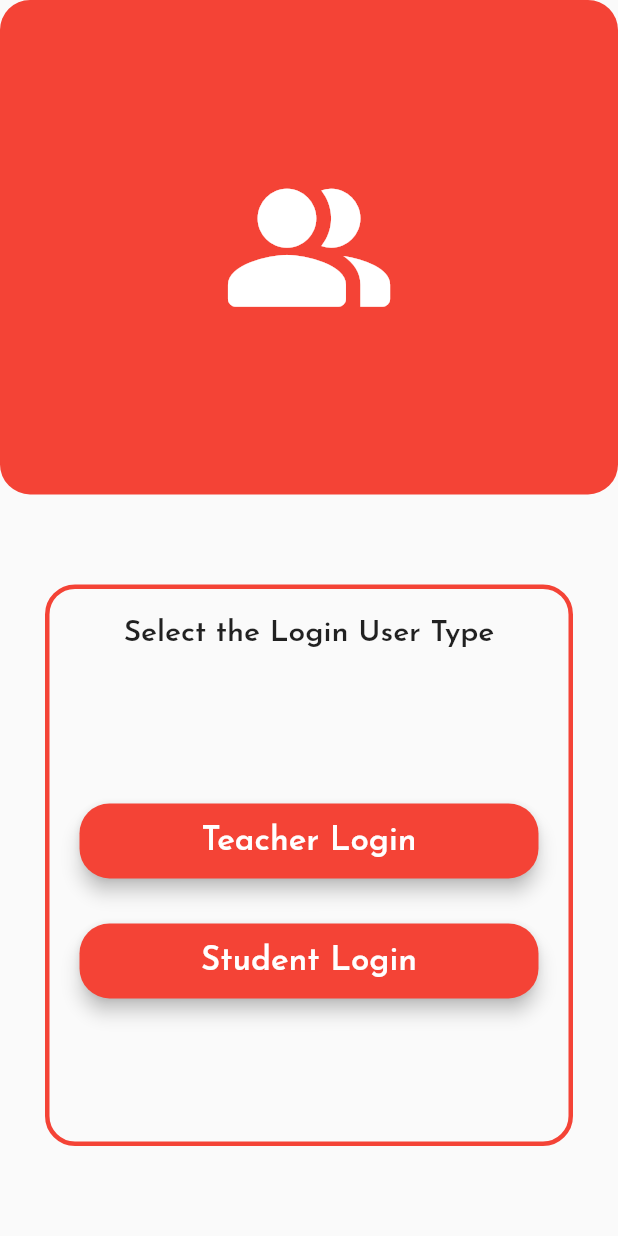
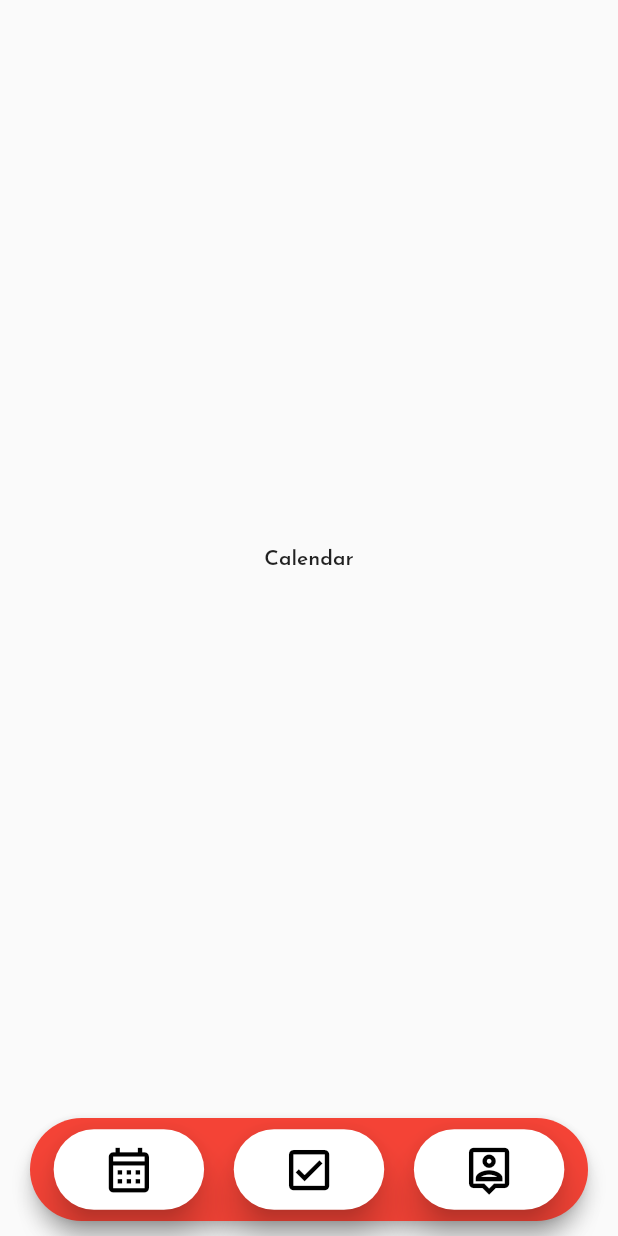
Before and after one commit to Rahul-Rasve/Attend-Check, a Flutter app: the screen it shows after launch, on a phone screen of 412 x 824 dp. Run offline on Flutter 3.47's test engine with Material 2 defaults, Android fonts, the phone set to English and light mode, and no system bars; our stand-ins replace firebase_auth, firebase_core, flutter_keyboard_visibility; accounts and stored records are empty.

Commit message:
bottom navbar done

```diff
--- a/lib/main.dart
+++ b/lib/main.dart
@@ -32,7 +32,7 @@ class MyApp extends StatelessWidget {
         fontFamily: 'JosefinSans',
         primarySwatch: Colors.red,
       ),
-      initialRoute: authPage,
+      initialRoute: homePage,
       routes: {
         homePage: (context) => HomePage(),
         loginPage: (context) => KeyboardVisibilityProvider(
--- a/lib/screens/home_view.dart
+++ b/lib/screens/home_view.dart
@@ -1,9 +1,12 @@
-// ignore_for_file: use_build_context_synchronously, prefer_const_constructors
+// ignore_for_file: use_build_context_synchronously, prefer_const_constructors, prefer_const_literals_to_create_immutables
 
-import 'package:attend_check/authentication/auth_services.dart';
+import 'nav_Items/calentar_view.dart';
 import 'package:attend_check/utilities/constants.dart';
-import 'package:attend_check/utilities/routes.dart';
+import 'package:attend_check/widgets/navbar_item.dart';
 import 'package:flutter/material.dart';
+import 'nav_Items/attend_view.dart';
+
+import 'nav_Items/profile_view.dart';
 
 class HomePage extends StatefulWidget {
   const HomePage({super.key});
@@ -13,24 +16,76 @@ class HomePage extends StatefulWidget {
 }
 
 class _HomePageState extends State<HomePage> {
+  int index = 0;
+
+  List<Widget> pages = [
+    CalendarPage(),
+    AttendancePage(),
+    ProfilePage(),
+  ];
+
   @override
   Widget build(BuildContext context) {
+    double screenHeight = MediaQuery.of(context).size.height;
+
     return Scaffold(
-      body: Center(
-        child: TextButton(
-          onPressed: () async {
-            await AuthService.firebase().logout();
-            Navigator.of(context).pushNamedAndRemoveUntil(
-              (!isTeacher && !isStudent) ? userType : loginPage,
-              (route) => false,
-            );
-          },
-          style: buttonStyle(),
-          child: Text(
-            'logout',
-            style: TextStyle(
-              color: Colors.white,
-            ),
+      body: pages[index],
+      //bottom navbar
+      bottomNavigationBar: Card(
+        elevation: 5.0,
+        margin: EdgeInsets.only(
+          left: 20.0,
+          right: 20.0,
+          bottom: 10.0,
+        ),
+        color: primary,
+        shape:
+            RoundedRectangleBorder(borderRadius: BorderRadius.circular(40.0)),
+        child: SizedBox(
+          height: screenHeight / 12,
+          child: Row(
+            mainAxisAlignment: MainAxisAlignment.spaceEvenly,
+            children: [
+              BottomNavItem(
+                iconData: Icons.calendar_month_outlined,
+                onPressed: () {
+                  setState(() {
+                    index = 0;
+                    isCalendarSelected = true;
+
+                    isAttendanceSelected = false;
+                    isProfileSelected = false;
+                  });
+                },
+                isSelected: isCalendarSelected,
+              ),
+              BottomNavItem(
+                iconData: Icons.check_box_outlined,
+                onPressed: () {
+                  setState(() {
+                    index = 1;
+                    isAttendanceSelected = true;
+
+                    isCalendarSelected = false;
+                    isProfileSelected = false;
+                  });
+                },
+                isSelected: isAttendanceSelected,
+              ),
+              BottomNavItem(
+                iconData: Icons.person_pin_outlined,
+                onPressed: () {
+                  setState(() {
+                    index = 2;
+                    isProfileSelected = true;
+
+                    isCalendarSelected = false;
+                    isAttendanceSelected = false;
+                  });
+                },
+                isSelected: isProfileSelected,
+              ),
+            ],
           ),
         ),
       ),
--- a/lib/screens/login_view.dart
+++ b/lib/screens/login_view.dart
@@ -61,7 +61,7 @@ class _LoginViewState extends State<LoginView> {
                   child: Center(
                     child: Icon(
                       Icons.person_pin_rounded,
-                      color: Colors.white,
+                      color: secondary,
                       size: screenHeight / 7,
                     ),
                   ),
@@ -156,7 +156,7 @@ class _LoginViewState extends State<LoginView> {
               style: TextStyle(
                 fontSize: 20.0,
                 letterSpacing: 2,
-                color: Colors.white,
+                color: secondary,
               ),
             ),
           ),
--- /dev/null
+++ b/lib/screens/nav_Items/calentar_view.dart
@@ -0,0 +1,17 @@
+import 'package:flutter/material.dart';
+import 'package:flutter/src/widgets/framework.dart';
+import 'package:flutter/src/widgets/placeholder.dart';
+
+class CalendarPage extends StatefulWidget {
+  const CalendarPage({super.key});
+
+  @override
+  State<CalendarPage> createState() => _CalendarPageState();
+}
+
+class _CalendarPageState extends State<CalendarPage> {
+  @override
+  Widget build(BuildContext context) {
+    return Center(child: Text('Calendar'),);
+  }
+}
--- a/lib/screens/register_view.dart
+++ b/lib/screens/register_view.dart
@@ -63,7 +63,7 @@ class _RegisterViewState extends State<RegisterView> {
                   child: Center(
                     child: Icon(
                       Icons.person_pin_rounded,
-                      color: Colors.white,
+                      color: secondary,
                       size: screenHeight / 7,
                     ),
                   ),
@@ -178,7 +178,7 @@ class _RegisterViewState extends State<RegisterView> {
               'SIGN UP',
               style: TextStyle(
                 fontSize: 20.0,
-                color: Colors.white,
+                color: secondary,
                 letterSpacing: 2.0,
               ),
             ),
--- a/lib/screens/user_type.dart
+++ b/lib/screens/user_type.dart
@@ -30,7 +30,7 @@ class _UserTypeState extends State<UserType> {
             child: Center(
               child: Icon(
                 Icons.people_alt_rounded,
-                color: Colors.white,
+                color: secondary,
                 size: screenHeight / 7,
               ),
             ),
@@ -72,7 +72,7 @@ class _UserTypeState extends State<UserType> {
                           child: Text(
                             'Teacher Login',
                             style: TextStyle(
-                              color: Colors.white,
+                              color: secondary,
                               fontSize: 22.0,
                             ),
                           ),
@@ -91,7 +91,7 @@ class _UserTypeState extends State<UserType> {
                           child: Text(
                             'Student Login',
                             style: TextStyle(
-                              color: Colors.white,
+                              color: secondary,
                               fontSize: 22.0,
                             ),
                           ),
--- a/lib/screens/verify_email_view.dart
+++ b/lib/screens/verify_email_view.dart
@@ -31,7 +31,7 @@ class _VerifyEmailPageState extends State<VerifyEmailPage> {
             child: Center(
               child: Icon(
                 Icons.mark_email_unread_outlined,
-                color: Colors.white,
+                color: secondary,
                 size: screenHeight / 7,
               ),
             ),
@@ -75,7 +75,7 @@ class _VerifyEmailPageState extends State<VerifyEmailPage> {
                     'Send Verification Email',
                     style: TextStyle(
                       fontSize: 20.0,
-                      color: Colors.white,
+                      color: secondary,
                     ),
                   ),
                 ),
@@ -99,7 +99,7 @@ class _VerifyEmailPageState extends State<VerifyEmailPage> {
                     'Sign Out',
                     style: TextStyle(
                       fontSize: 20.0,
-                      color: Colors.white,
+                      color: secondary,
                     ),
                   ),
                 ),
--- a/lib/utilities/constants.dart
+++ b/lib/utilities/constants.dart
@@ -3,10 +3,15 @@
 import 'package:flutter/material.dart';
 
 const Color primary = Colors.red;
+const Color secondary = Colors.white;
+const Color blackColor = Colors.black;
 const Color splashColor = Color.fromARGB(95, 255, 255, 255);
 
 bool isTeacher = false;
 bool isStudent = false;
+bool isCalendarSelected = false;
+bool isAttendanceSelected = false;
+bool isProfileSelected = false;
 
 ButtonStyle buttonStyle() {
   return ButtonStyle(
--- /dev/null
+++ b/lib/widgets/navbar_item.dart
@@ -0,0 +1,40 @@
+import 'package:attend_check/utilities/constants.dart';
+import 'package:flutter/material.dart';
+
+class BottomNavItem extends StatelessWidget {
+  const BottomNavItem({
+    super.key,
+    required this.iconData,
+    required this.onPressed,
+    required this.isSelected,
+  });
+
+  final IconData iconData;
+  final VoidCallback onPressed;
+  final bool isSelected;
+
+  @override
+  Widget build(BuildContext context) {
+    double screenHeight = MediaQuery.of(context).size.height;
+
+    return GestureDetector(
+      onTap: onPressed,
+      child: Card(
+        color: secondary,
+        elevation: isSelected ? 0.0 : 10.0,
+        shape: RoundedRectangleBorder(
+          borderRadius: BorderRadius.circular(30.0),
+        ),
+        child: Center(
+          widthFactor: 2.8,
+          heightFactor: 1.5,
+          child: Icon(
+            iconData,
+            size: screenHeight / 23,
+            color: isSelected ? primary : blackColor,
+          ),
+        ),
+      ),
+    );
+  }
+}
--- a/pubspec.yaml
+++ b/pubspec.yaml
@@ -39,6 +39,7 @@ dependencies:
   flutter_keyboard_visibility: ^5.4.0
   cloud_firestore: ^4.4.4
   firebase_auth: ^4.2.10
+  font_awesome_flutter: ^10.4.0
 
 dev_dependencies:
   flutter_test:
```
Also changed, not shown: lib/screens/nav_Items/attend_view.dart (added, +17 -0 lines), lib/screens/nav_Items/profile_view.dart (added, +19 -0 lines), pubspec.lock.
